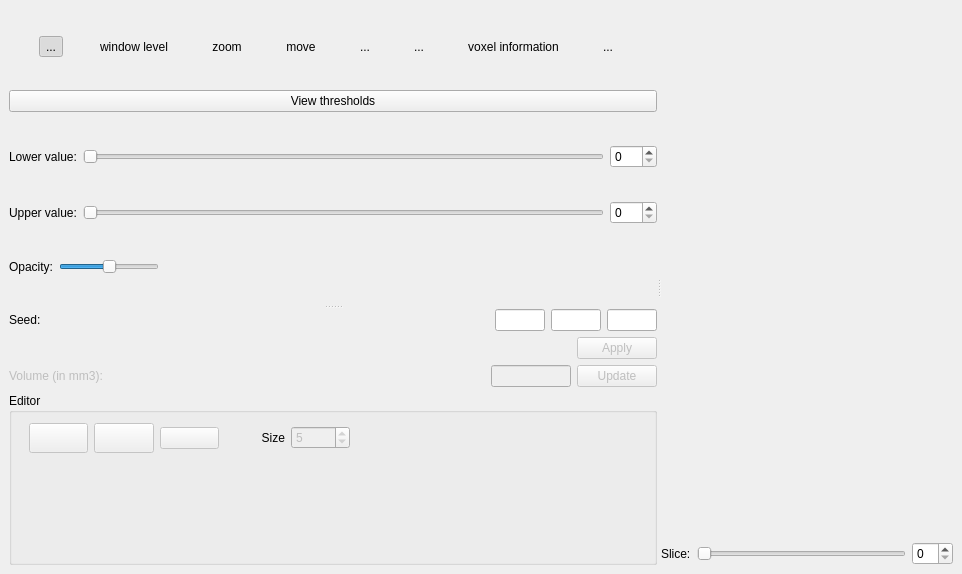
This is starviewer/src/extensions/playground/strokesegmentation/qstrokesegmentationextensionbase.ui in starviewer-medical/starviewer as Qt 5 draws it before an edit. The edited form follows.
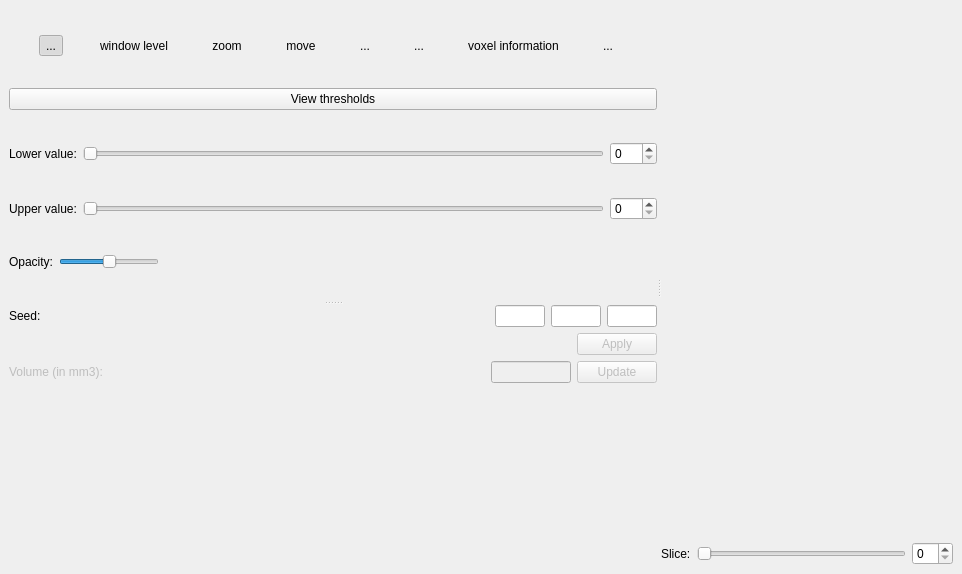
This is the edited form. Icons and pictures are not drawn. Custom widgets are drawn as their Qt base class.

Commit message: ENH: Fem que stroke segmentation faci servir l'autèntica tool d'edició i eliminem tot el codi adicional que hi havia fent una neteja considerable

```diff
--- a/starviewer/src/extensions/playground/strokesegmentation/qstrokesegmentationextensionbase.ui
+++ b/starviewer/src/extensions/playground/strokesegmentation/qstrokesegmentationextensionbase.ui
@@ -26,9 +26,7 @@
      </property>
      <widget class="QSplitter" name="m_horizontalSplitter" >
       <property name="sizePolicy" >
-       <sizepolicy>
-        <hsizetype>7</hsizetype>
-        <vsizetype>7</vsizetype>
+       <sizepolicy vsizetype="Expanding" hsizetype="Expanding" >
         <horstretch>0</horstretch>
         <verstretch>0</verstretch>
        </sizepolicy>
@@ -402,9 +400,7 @@
                <bool>true</bool>
               </property>
               <property name="sizePolicy" >
-               <sizepolicy>
-                <hsizetype>4</hsizetype>
-                <vsizetype>0</vsizetype>
+               <sizepolicy vsizetype="Fixed" hsizetype="Maximum" >
                 <horstretch>0</horstretch>
                 <verstretch>0</verstretch>
                </sizepolicy>
@@ -426,9 +422,7 @@
                <bool>true</bool>
               </property>
               <property name="sizePolicy" >
-               <sizepolicy>
-                <hsizetype>4</hsizetype>
-                <vsizetype>0</vsizetype>
+               <sizepolicy vsizetype="Fixed" hsizetype="Maximum" >
                 <horstretch>0</horstretch>
                 <verstretch>0</verstretch>
                </sizepolicy>
@@ -450,9 +444,7 @@
                <bool>true</bool>
               </property>
               <property name="sizePolicy" >
-               <sizepolicy>
-                <hsizetype>4</hsizetype>
-                <vsizetype>0</vsizetype>
+               <sizepolicy vsizetype="Fixed" hsizetype="Maximum" >
                 <horstretch>0</horstretch>
                 <verstretch>0</verstretch>
                </sizepolicy>
@@ -476,9 +468,7 @@
              <bool>false</bool>
             </property>
             <property name="sizePolicy" >
-             <sizepolicy>
-              <hsizetype>0</hsizetype>
-              <vsizetype>0</vsizetype>
+             <sizepolicy vsizetype="Fixed" hsizetype="Fixed" >
               <horstretch>0</horstretch>
               <verstretch>0</verstretch>
              </sizepolicy>
@@ -515,9 +505,7 @@
                <bool>false</bool>
               </property>
               <property name="sizePolicy" >
-               <sizepolicy>
-                <hsizetype>4</hsizetype>
-                <vsizetype>0</vsizetype>
+               <sizepolicy vsizetype="Fixed" hsizetype="Maximum" >
                 <horstretch>0</horstretch>
                 <verstretch>0</verstretch>
                </sizepolicy>
@@ -539,9 +527,7 @@
                <bool>false</bool>
               </property>
               <property name="sizePolicy" >
-               <sizepolicy>
-                <hsizetype>0</hsizetype>
-                <vsizetype>0</vsizetype>
+               <sizepolicy vsizetype="Fixed" hsizetype="Fixed" >
                 <horstretch>0</horstretch>
                 <verstretch>0</verstretch>
                </sizepolicy>
@@ -556,137 +542,17 @@
          </layout>
         </item>
         <item>
-         <layout class="QVBoxLayout" >
-          <property name="margin" >
-           <number>0</number>
+         <spacer>
+          <property name="orientation" >
+           <enum>Qt::Vertical</enum>
           </property>
-          <property name="spacing" >
-           <number>6</number>
+          <property name="sizeHint" >
+           <size>
+            <width>20</width>
+            <height>40</height>
+           </size>
           </property>
-          <item>
-           <widget class="QGroupBox" name="groupEditor" >
-            <property name="sizePolicy" >
-             <sizepolicy>
-              <hsizetype>7</hsizetype>
-              <vsizetype>7</vsizetype>
-              <horstretch>0</horstretch>
-              <verstretch>0</verstretch>
-             </sizepolicy>
-            </property>
-            <property name="title" >
-             <string>Editor</string>
-            </property>
-            <widget class="QWidget" name="layoutWidget_4" >
-             <property name="geometry" >
-              <rect>
-               <x>20</x>
-               <y>30</y>
-               <width>321</width>
-               <height>30</height>
-              </rect>
-             </property>
-             <layout class="QHBoxLayout" >
-              <property name="margin" >
-               <number>0</number>
-              </property>
-              <property name="spacing" >
-               <number>6</number>
-              </property>
-              <item>
-               <widget class="QPushButton" name="m_eraseButton" >
-                <property name="enabled" >
-                 <bool>false</bool>
-                </property>
-                <property name="sizePolicy" >
-                 <sizepolicy>
-                  <hsizetype>1</hsizetype>
-                  <vsizetype>1</vsizetype>
-                  <horstretch>0</horstretch>
-                  <verstretch>0</verstretch>
-                 </sizepolicy>
-                </property>
-                <property name="text" >
-                 <string/>
-                </property>
-                <property name="icon" >
-                 <iconset/>
-                </property>
-                <property name="flat" >
-                 <bool>false</bool>
-                </property>
-               </widget>
-              </item>
-              <item>
-               <widget class="QPushButton" name="m_paintButton" >
-                <property name="enabled" >
-                 <bool>false</bool>
-                </property>
-                <property name="sizePolicy" >
-                 <sizepolicy>
-                  <hsizetype>1</hsizetype>
-                  <vsizetype>1</vsizetype>
-                  <horstretch>0</horstretch>
-                  <verstretch>0</verstretch>
-                 </sizepolicy>
-                </property>
-                <property name="text" >
-                 <string/>
-                </property>
-                <property name="icon" >
-                 <iconset/>
-                </property>
-                <property name="checkable" >
-                 <bool>false</bool>
-                </property>
-                <property name="checked" >
-                 <bool>false</bool>
-                </property>
-                <property name="flat" >
-                 <bool>false</bool>
-                </property>
-               </widget>
-              </item>
-              <item>
-               <widget class="QPushButton" name="m_eraseSliceButton" >
-                <property name="enabled" >
-                 <bool>false</bool>
-                </property>
-                <property name="text" >
-                 <string/>
-                </property>
-                <property name="icon" >
-                 <iconset/>
-                </property>
-               </widget>
-              </item>
-              <item>
-               <widget class="QLabel" name="label_3" >
-                <property name="text" >
-                 <string>Size</string>
-                </property>
-                <property name="alignment" >
-                 <set>Qt::AlignRight|Qt::AlignTrailing|Qt::AlignVCenter</set>
-                </property>
-               </widget>
-              </item>
-              <item>
-               <widget class="QSpinBox" name="m_editorSize" >
-                <property name="enabled" >
-                 <bool>false</bool>
-                </property>
-                <property name="minimum" >
-                 <number>0</number>
-                </property>
-                <property name="value" >
-                 <number>5</number>
-                </property>
-               </widget>
-              </item>
-             </layout>
-            </widget>
-           </widget>
-          </item>
-         </layout>
+         </spacer>
         </item>
        </layout>
       </widget>
```
Left out of the diff: 184 changed lines with no effect on the pictures. The commit also changes 2 other files.
